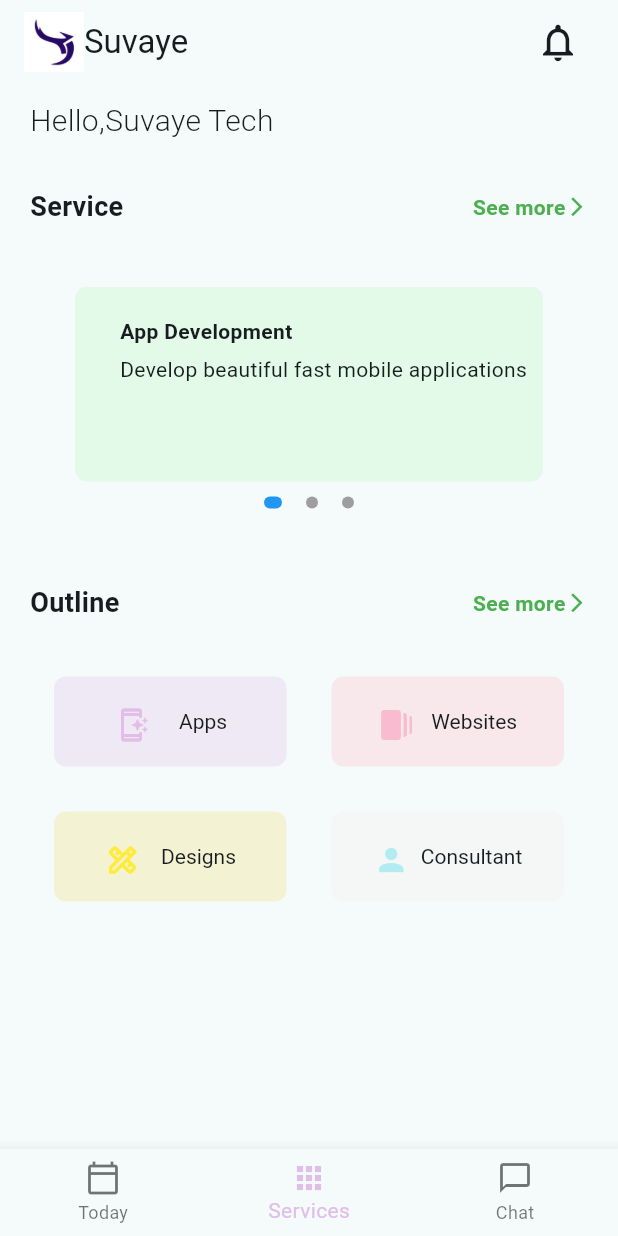
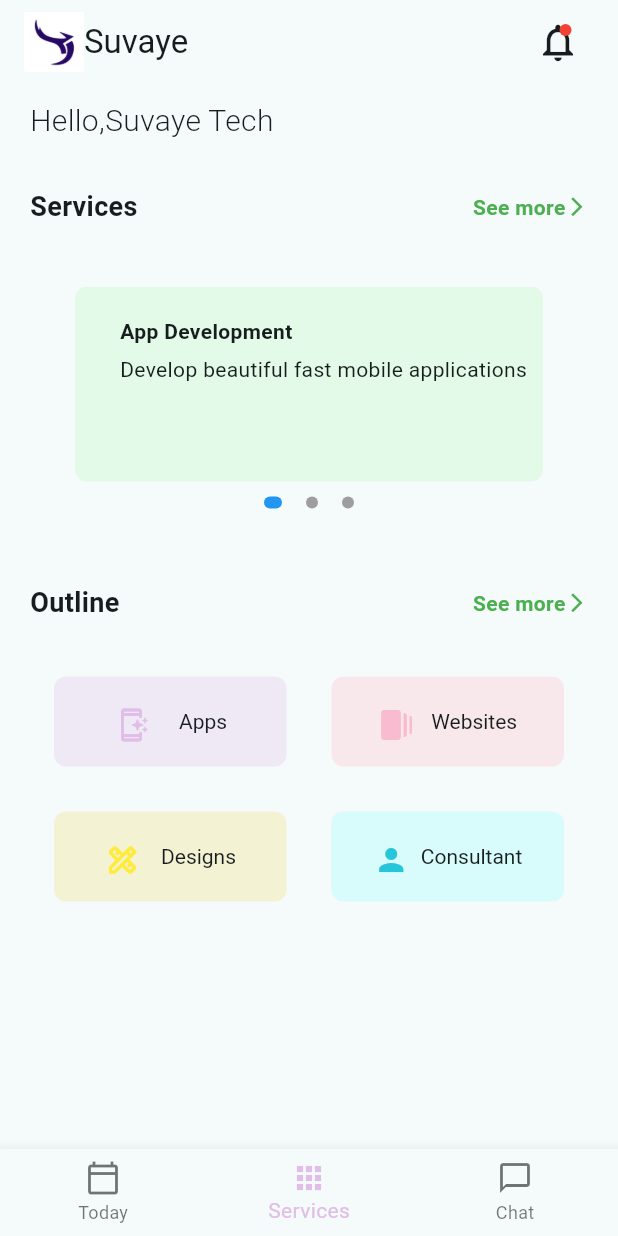
Before and after one commit to puskottampandey/SuvayeTask, a Flutter app: the screen it shows after launch, item 2 of the bottom bar chosen, on a phone screen of 412 x 824 dp. Run offline on Flutter 3.47's test engine with Material 2 defaults, Android fonts, the phone set to English and light mode, and no system bars.

Commit message:
Task Completed

```diff
--- a/lib/model/gridview_iteam_model.dart
+++ b/lib/model/gridview_iteam_model.dart
@@ -31,7 +31,7 @@ List<ContainerProperties> dataitems = [
       text: "Designs"),
   ContainerProperties(
       icon: Icons.person,
-      iconColor: Colors.cyan.shade100,
-      containerColor: const Color.fromARGB(200, 245, 245, 245),
+      iconColor: Colors.cyan.shade400,
+      containerColor: const Color.fromARGB(30, 0, 255, 255),
       text: "Consultant"),
 ];
--- a/lib/view/home_screen.dart
+++ b/lib/view/home_screen.dart
@@ -42,12 +42,27 @@ class _HomePageState extends State<HomePage> {
                 const Text('Suvaye')
               ],
             ),
+            Stack(
+              children: [
                 IconButton(
                   onPressed: () {},
                   icon: const Icon(
                     Icons.notifications_none,
                     size: 30,
+                  ),
+                ),
+                Positioned(
+                    top: 12,
+                    right: 15,
+                    child: Container(
+                      height: 8,
+                      width: 8,
+                      decoration: BoxDecoration(
+                          color: Colors.red,
+                          borderRadius: BorderRadius.circular(12)),
                     ))
+              ],
+            )
           ],
         ),
       ),
--- a/lib/view/services_screen.dart
+++ b/lib/view/services_screen.dart
@@ -41,7 +41,7 @@ class _ServiceScreenState extends State<ServiceScreen> {
                   mainAxisAlignment: MainAxisAlignment.spaceBetween,
                   children: [
                     Text(
-                      "Service",
+                      "Services",
                       style:
                           TextStyle(fontSize: 18, fontWeight: FontWeight.bold),
                     ),
```
Also changed, not shown: 1 other file. Lines whose indentation alone changed are shown as unchanged.
